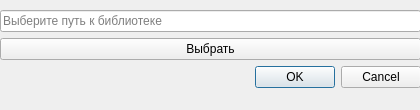
Qt form gui/ui/LibraryChoose.ui (WhiteFox123c/Viewer) before a commit.
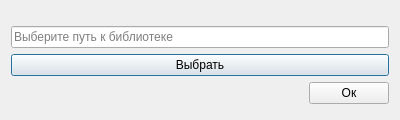
The same form after that commit.

Commit message: Update LibraryChoose form

```diff
--- a/gui/ui/LibraryChoose.ui
+++ b/gui/ui/LibraryChoose.ui
@@ -9,8 +9,8 @@
    <rect>
     <x>0</x>
     <y>0</y>
-    <width>420</width>
-    <height>110</height>
+    <width>400</width>
+    <height>120</height>
    </rect>
   </property>
   <property name="sizePolicy">
@@ -21,28 +21,21 @@
   </property>
   <property name="minimumSize">
    <size>
-    <width>420</width>
-    <height>110</height>
+    <width>400</width>
+    <height>120</height>
    </size>
   </property>
   <property name="maximumSize">
    <size>
-    <width>420</width>
-    <height>110</height>
+    <width>400</width>
+    <height>120</height>
    </size>
   </property>
   <property name="windowTitle">
    <string>Выбор библиотеки</string>
   </property>
-  <widget class="QWidget" name="verticalLayoutWidget">
-   <property name="geometry">
-    <rect>
-     <x>0</x>
-     <y>0</y>
-     <width>421</width>
-     <height>111</height>
-    </rect>
-   </property>
+  <layout class="QVBoxLayout" name="verticalLayout">
+   <item>
    <layout class="QGridLayout" name="gridLayout">
     <property name="sizeConstraint">
      <enum>QLayout::SetMinAndMaxSize</enum>
@@ -50,6 +43,13 @@
     <property name="topMargin">
      <number>10</number>
     </property>
+     <item row="1" column="0">
+      <widget class="QPushButton" name="chooseButton">
+       <property name="text">
+        <string>Выбрать</string>
+       </property>
+      </widget>
+     </item>
     <item row="0" column="0">
      <widget class="QLineEdit" name="lineEdit">
       <property name="text">
@@ -60,25 +60,36 @@
       </property>
      </widget>
     </item>
-    <item row="1" column="0">
-     <widget class="QPushButton" name="pushButton">
-      <property name="text">
-       <string>Выбрать</string>
-      </property>
-     </widget>
-    </item>
     <item row="2" column="0">
-     <widget class="QDialogButtonBox" name="buttonBox">
+      <layout class="QHBoxLayout" name="horizontalLayout">
+       <item>
+        <spacer name="horizontalSpacer">
       <property name="orientation">
        <enum>Qt::Horizontal</enum>
       </property>
-      <property name="standardButtons">
-       <set>QDialogButtonBox::Cancel|QDialogButtonBox::Ok</set>
-      </property>
+         <property name="sizeType">
+          <enum>QSizePolicy::Fixed</enum>
+         </property>
+         <property name="sizeHint" stdset="0">
+          <size>
+           <width>350</width>
+           <height>20</height>
+          </size>
+         </property>
+        </spacer>
+       </item>
+       <item>
+        <widget class="QPushButton" name="okButton">
+         <property name="text">
+          <string>Ок</string>
+         </property>
      </widget>
     </item>
    </layout>
-  </widget>
+     </item>
+    </layout>
+   </item>
+  </layout>
  </widget>
  <resources/>
  <connections>
```
Left out of the diff: 35 changed lines with no effect on the pictures. Lines whose indentation alone changed are shown as unchanged. The commit also changes 6 other files.
